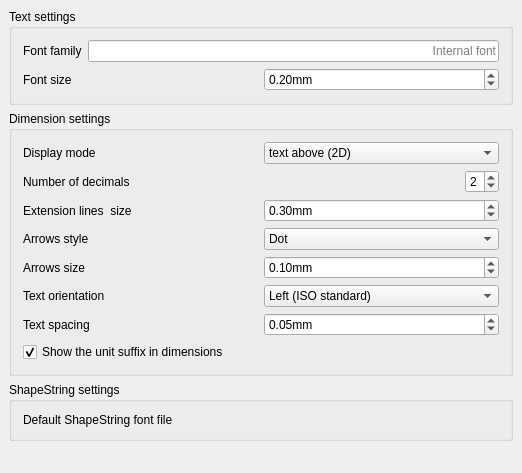
Above: src/Mod/Draft/Resources/ui/preferences-drafttexts.ui from berndhahnebach/All_FreeCAD before the change. Below: the same form after it.
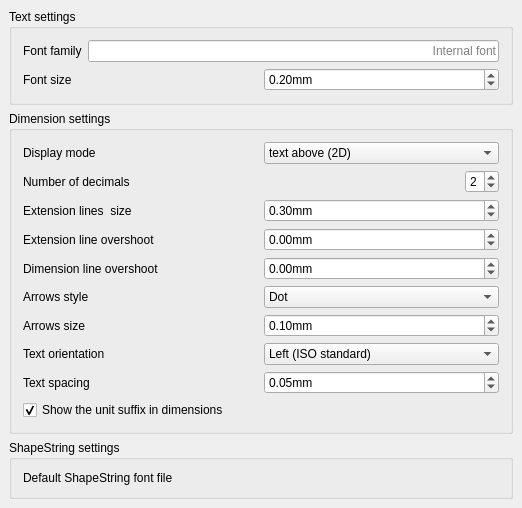
That is the form after the change. Custom widgets are drawn as their Qt base class.

Commit message: Draft: dimension and extension lines overshoots

```diff
--- a/src/Mod/Draft/Resources/ui/preferences-drafttexts.ui
+++ b/src/Mod/Draft/Resources/ui/preferences-drafttexts.ui
@@ -229,6 +229,78 @@
         </item>
        </layout>
       </item>
+      <item>
+       <layout class="QHBoxLayout" name="horizontalLayout_extovershoot">
+        <item>
+         <widget class="QLabel" name="label_extovershoot">
+          <property name="text">
+           <string>Extension line overshoot</string>
+          </property>
+         </widget>
+        </item>
+        <item>
+         <widget class="Gui::PrefDoubleSpinBox" name="gui::prefdoublespinbox_extovershoot">
+          <property name="toolTip">
+           <string>The default length of extension line above dimension line</string>
+          </property>
+          <property name="suffix">
+           <string>mm</string>
+          </property>
+          <property name="minimum">
+           <double>-9999.989999999999782</double>
+          </property>
+          <property name="maximum">
+           <double>9999.989999999999782</double>
+          </property>
+          <property name="value">
+           <double>0.000000000000000</double>
+          </property>
+          <property name="prefEntry" stdset="0">
+           <cstring>extovershoot</cstring>
+          </property>
+          <property name="prefPath" stdset="0">
+           <cstring>Mod/Draft</cstring>
+          </property>
+         </widget>
+        </item>
+       </layout>
+      </item>
+      <item>
+       <layout class="QHBoxLayout" name="horizontalLayout_dimovershoot">
+        <item>
+         <widget class="QLabel" name="label_dimovershoot">
+          <property name="text">
+           <string>Dimension line overshoot</string>
+          </property>
+         </widget>
+        </item>
+        <item>
+         <widget class="Gui::PrefDoubleSpinBox" name="gui::prefdoublespinbox_dimovershoot">
+          <property name="toolTip">
+           <string>The default distance the dimension line is extended past extension lines</string>
+          </property>
+          <property name="suffix">
+           <string>mm</string>
+          </property>
+          <property name="minimum">
+           <double>-9999.989999999999782</double>
+          </property>
+          <property name="maximum">
+           <double>9999.989999999999782</double>
+          </property>
+          <property name="value">
+           <double>0.000000000000000</double>
+          </property>
+          <property name="prefEntry" stdset="0">
+           <cstring>dimovershoot</cstring>
+          </property>
+          <property name="prefPath" stdset="0">
+           <cstring>Mod/Draft</cstring>
+          </property>
+         </widget>
+        </item>
+       </layout>
+      </item>
       <item>
        <layout class="QHBoxLayout" name="horizontalLayout_14">
         <item>
```
The commit also changes 1 other file.
